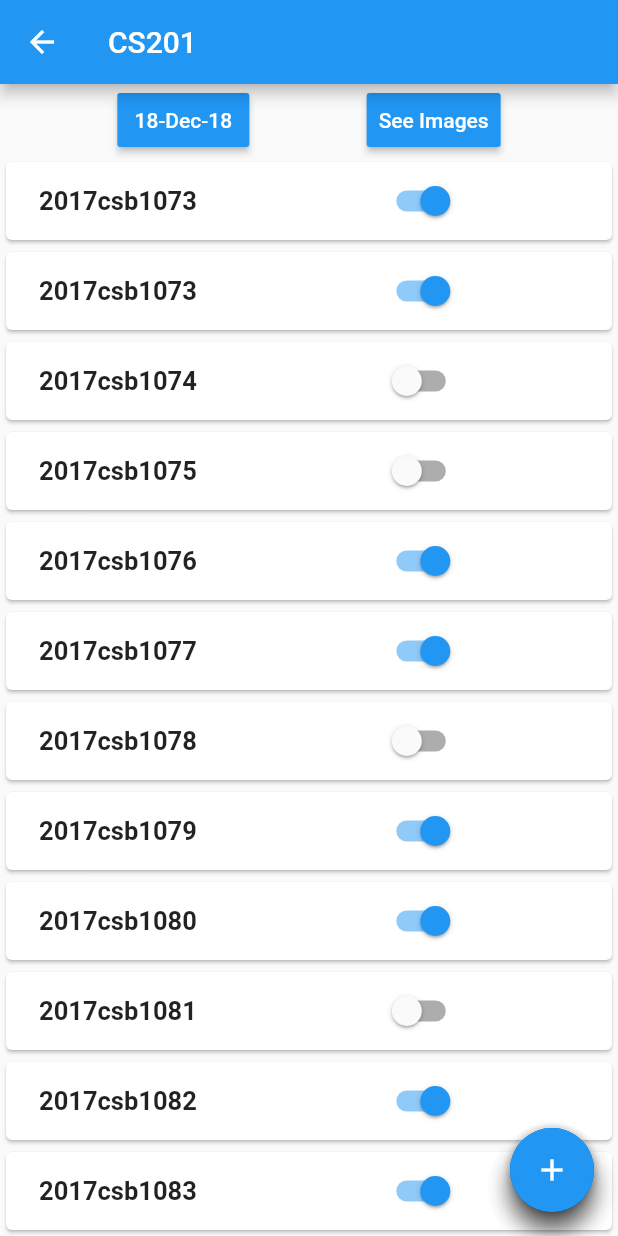
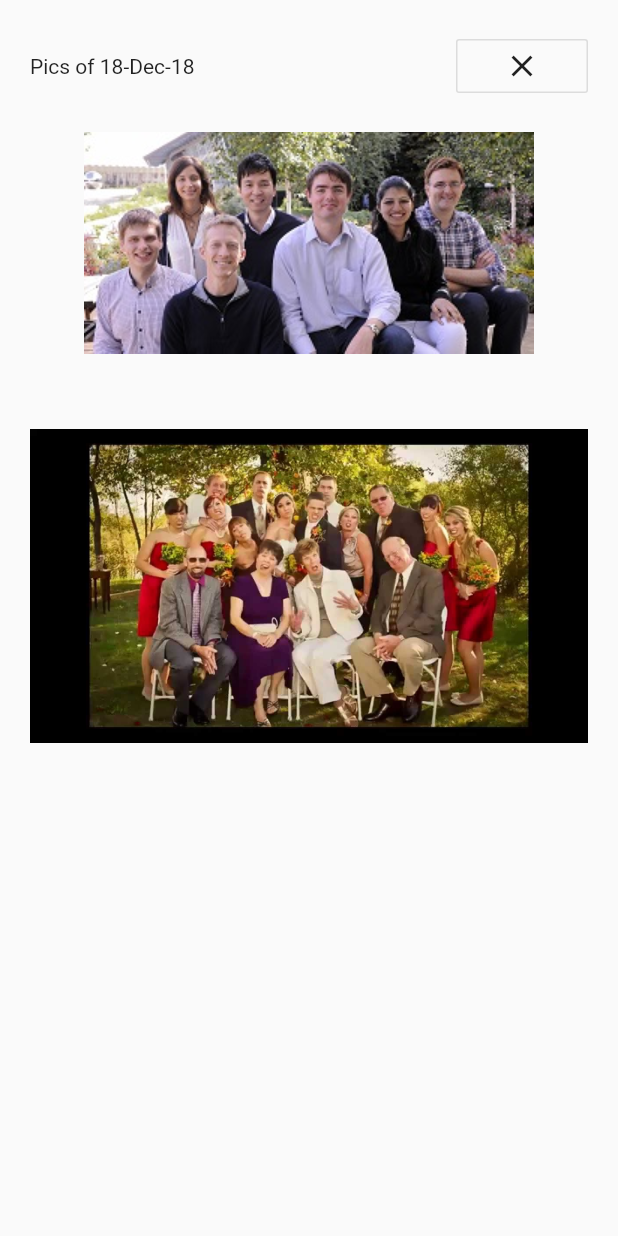
Before and after one commit to software-community/colleague, a Flutter app: the CourcePage screen opened by its route, after a tap on "See Images", on a phone screen of 412 x 824 dp. Run offline on Flutter 3.47's test engine with Material 2 defaults, Android fonts, the phone set to English and light mode, and no system bars; our stand-ins replace backdrop, camera, charts_flutter, firebase_auth, google_sign_in, shared_preferences; missing offline and left inert: flip_panel, flutter_circular_chart; accounts and stored records are empty.

Commit message:
see image done

```diff
--- a/lib/faculty/coursepage.dart
+++ b/lib/faculty/coursepage.dart
@@ -1,10 +1,7 @@
 import 'package:flutter/material.dart';
 import 'package:intl/intl.dart';
 
-
-import 'attendence_chart.dart';
 import 'floating_bar.dart';
-import './mark_attendence.dart';
 
 class CourcePage extends StatefulWidget {
   @override
@@ -12,9 +9,8 @@ class CourcePage extends StatefulWidget {
 }
 
 class _CoursePageState extends State<CourcePage> {
-  var formatter = new DateFormat('dd-MMM-yy');
-  var _pages = ['26 OCT 18', '27 OCT 18', '28 OCT 18'];
-  var _students = [
+  var _formatter = new DateFormat('dd-MMM-yy');
+  List _students = [
     ['2017csb1073', true],
     ['2017csb1073', true],
     ['2017csb1074', false],
@@ -30,7 +26,8 @@ class _CoursePageState extends State<CourcePage> {
     ['2017csb1084', true],
     ['2017csb1085', true]
   ];
-  DateTime selectedDate = DateTime.now();
+
+  DateTime selectedDate;
 
   Future<Null> _selectDate(BuildContext context) async {
     final DateTime picked = await showDatePicker(
@@ -44,8 +41,39 @@ class _CoursePageState extends State<CourcePage> {
       });
   }
 
+  _showAtendence() {
+    return ListView.builder(
+      scrollDirection: Axis.vertical,
+      itemCount: _students.length,
+      itemBuilder: (BuildContext context, int index) {
+        return Card(
+          child: Padding(
+              padding: EdgeInsets.all(2.0),
+              child: Row(
+                children: <Widget>[
+                  Container(
+                      margin: EdgeInsets.fromLTRB(20.0, 0.0, 120.0, 0.0),
+                      child: Text(_students[index][0],
+                          style: TextStyle(
+                              fontSize: 17.0, fontWeight: FontWeight.bold))),
+                  Switch(
+                    value: _students[index][1],
+                    onChanged: (bool value) {
+                      setState(() {
+                        _students[index][1] = !_students[index][1];
+                      });
+                    },
+                  )
+                ],
+              )),
+        );
+      },
+    );
+  }
+
   @override
   void initState() {
+    selectedDate = DateTime.now();
     super.initState();
   }
 
@@ -67,70 +95,73 @@ class _CoursePageState extends State<CourcePage> {
                   onPressed: () {
                     _selectDate(context);
                   },
-                  child: new Text(formatter.format(selectedDate)),
+                  child: new Text(_formatter.format(selectedDate)),
                 ),
                 RaisedButton(
                   padding: const EdgeInsets.all(8.0),
                   textColor: Colors.white,
                   color: Colors.blue,
-                  onPressed: () {},
+                  onPressed: () {
+                    Navigator.push(
+                        context,
+                        MaterialPageRoute(
+                            fullscreenDialog: true,
+                            builder: (BuildContext context) => ShowImage(selectedDate)));
+                  },
                   child: new Text("See Images"),
                 )
               ],
             ),
-            Expanded(child: _MakeListTile(selectedDate, _students))
+            Expanded(child: _showAtendence())
           ],
         )));
   }
 }
 
-class _MakeListTile extends StatefulWidget {
-  final List _student;
+class ShowImage extends StatelessWidget {
+  final _formatter = new DateFormat('dd-MMM-yy');
   final DateTime date;
-  _MakeListTile(this.date, this._student);
-  @override
-  _MakeList createState() => _MakeList();
-}
-
-class _MakeList extends State<_MakeListTile> {
-  DateTime date;
-  List students;
-  @override
-  void initState() {
-    date = widget.date;
-    students = widget._student;
-    super.initState();
-  }
-
+  ShowImage(this.date);
   @override
   Widget build(BuildContext context) {
-    // TODO: implement build
-    return ListView.builder(
-      scrollDirection: Axis.vertical,
-      itemCount: students.length,
-      itemBuilder: (BuildContext context, int index) {
-        return Card(
-          child: Padding(
-              padding: EdgeInsets.all(2.0),
-              child: Row(
-                children: <Widget>[
-                  Container(
-                      margin: EdgeInsets.fromLTRB(20.0, 0.0, 120.0, 0.0),
-                      child: Text(students[index][0],
-                          style: TextStyle(
-                              fontSize: 17.0, fontWeight: FontWeight.bold))),
-                  Switch(
-                    value: students[index][1],
-                    onChanged: (bool value) {
-                      setState(() {
-                        students[index][1] = !students[index][1];
-                      });
-                    },
-                  )
-                ],
-              )),
-        );
-      },
+    return Scaffold(
+      body: Padding(
+        padding: EdgeInsets.all(20.0),
+        child: Column(
+          children: <Widget>[
+            Align(
+                alignment: Alignment.topRight,
+                child: Row(
+                  mainAxisAlignment: MainAxisAlignment.spaceBetween,
+                  children:[
+                  Text("Pics of "+_formatter.format(date)),
+                  OutlineButton(
+                  onPressed: () => Navigator.of(context).pop(),
+                  child: Icon(Icons.close),
+                )])),
+            Hero(
+              tag: "hero1",
+              child: Container(
+                  padding: EdgeInsets.only(top: 20.0),
+                  child: Center(
+                    child: Image.asset(
+                      "graphics/1.png",
+                    ),
+                  )),
+            ),
+            Hero(
+              tag: "hero2",
+              child: Container(
+                  padding: EdgeInsets.only(top: 50.0),
+                  child: Center(
+                    child: Image.asset(
+                      "graphics/2.png",
+                    ),
+                  )),
+            )
+          ],
+        ),
+      ),
     );
   }
 }
```
